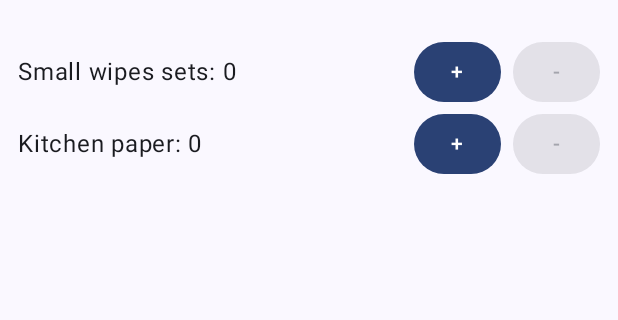
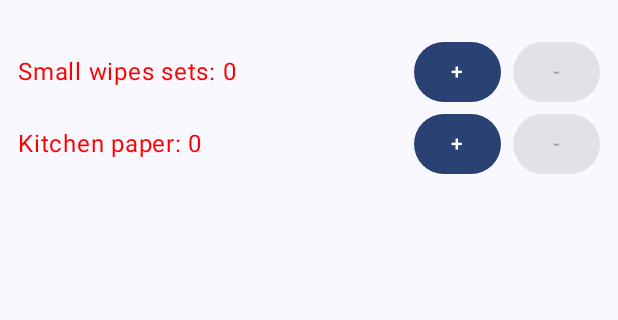
Before and after one commit to nicolegeorgieva/my-inventory, an Android app built with Jetpack Compose: the screen it shows after launch (MainActivity), on a phone screen of 412 x 824 dp, the part 76-396 px from its top. Run offline under Robolectric (Android 15) with nearby library versions, the phone set to English and light mode, and no system bars.

Commit message:
Add logic for item text color if it doesn't meet the required quantity

```diff
--- a/app/src/main/java/com/example/inventory/screen/HomeScreenUI.kt
+++ b/app/src/main/java/com/example/inventory/screen/HomeScreenUI.kt
@@ -17,6 +17,7 @@ import androidx.compose.runtime.remember
 import androidx.compose.runtime.rememberCoroutineScope
 import androidx.compose.ui.Alignment
 import androidx.compose.ui.Modifier
+import androidx.compose.ui.graphics.Color
 import androidx.compose.ui.platform.LocalContext
 import androidx.compose.ui.text.font.FontWeight
 import androidx.compose.ui.unit.dp
@@ -24,6 +25,8 @@ import androidx.compose.ui.unit.sp
 import androidx.datastore.preferences.core.Preferences
 import androidx.datastore.preferences.core.edit
 import com.example.inventory.data.KITCHEN_PAPER_KEY
+import com.example.inventory.data.KITCHEN_PAPER_REQUIRED_COUNT
+import com.example.inventory.data.SMALL_WIPES_REQUIRED_SETS_COUNT
 import com.example.inventory.data.SMALL_WIPES_SETS_KEY
 import com.example.inventory.data.dataStore
 import kotlinx.coroutines.CoroutineScope
@@ -57,7 +60,11 @@ fun HomeScreenUI() {
         Spacer(modifier = Modifier.height(24.dp))
 
         Row(verticalAlignment = Alignment.CenterVertically) {
-            Text(text = "Small wipes sets: $smallWipesCount")
+            Text(
+                text = "Small wipes sets: $smallWipesCount",
+                color = if (smallWipesCount < SMALL_WIPES_REQUIRED_SETS_COUNT)
+                    Color.Red else Color.Black
+            )
 
             Spacer(modifier = Modifier.weight(1f))
 
@@ -70,7 +77,11 @@ fun HomeScreenUI() {
         }
 
         Row(verticalAlignment = Alignment.CenterVertically) {
-            Text(text = "Kitchen paper: $kitchenPaperCount")
+            Text(
+                text = "Kitchen paper: $kitchenPaperCount",
+                color = if (kitchenPaperCount < KITCHEN_PAPER_REQUIRED_COUNT)
+                    Color.Red else Color.Black
+            )
 
             Spacer(modifier = Modifier.weight(1f))
 
```
